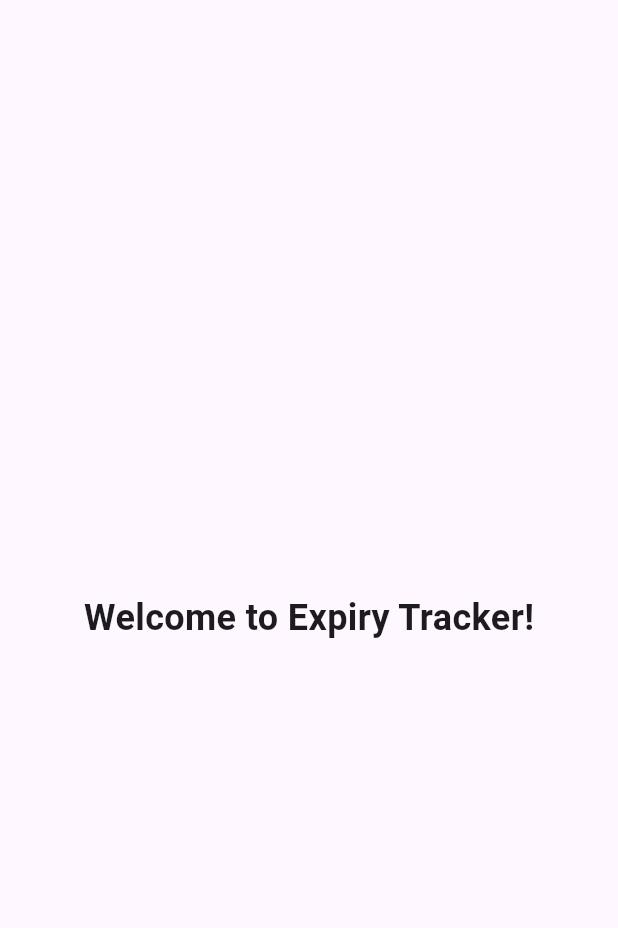
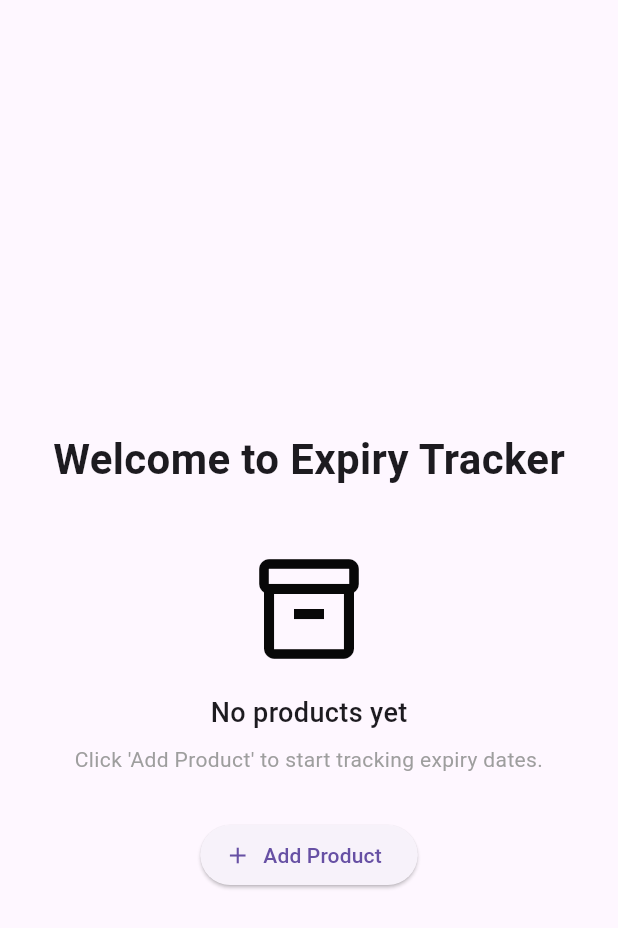
Before and after one commit to kingpiyush3106-dot/CTIPROJECT, a Flutter app: the screen it shows after launch, after a tap on "Log In", on a phone screen of 412 x 824 dp. Shown: the top 928 px of the screen. Run offline on Flutter 3.47's test engine with Material 3 defaults, Android fonts, the phone set to English and light mode, and no system bars; our stand-ins replace image_picker; missing offline and left inert: google_mlkit_text_recognition.

Commit message:
chnages made in add product and ocr

```diff
--- a/lib/main.dart
+++ b/lib/main.dart
@@ -1,5 +1,8 @@
 import 'package:flutter/material.dart';
 import 'screens/splash_screen.dart';
+import 'package:image_picker/image_picker.dart';
+import 'dart:io';
+import 'package:google_mlkit_text_recognition/google_mlkit_text_recognition.dart';
 
 void main() {
   runApp(const MyApp());
--- a/lib/screens/home_screen.dart
+++ b/lib/screens/home_screen.dart
@@ -5,11 +5,48 @@ class HomeScreen extends StatelessWidget {
 
   @override
   Widget build(BuildContext context) {
-    return const Scaffold(
+    return Scaffold(
+      appBar: AppBar(
+        title: const Text(
+          " ",
+          style: TextStyle(fontSize: 30, fontWeight: FontWeight.bold),
+        ),
+        centerTitle: true,
+      ),
       body: Center(
-        child: Text(
-          "Welcome to Expiry Tracker!",
-          style: TextStyle(fontSize: 24, fontWeight: FontWeight.bold),
+        child: Column(
+          mainAxisAlignment: MainAxisAlignment.center,
+          children: [
+            const Text(
+              "Welcome to Expiry Tracker",
+              style: TextStyle(fontSize: 28, fontWeight: FontWeight.bold),
+            ),
+            const SizedBox(height: 40),
+            const Icon(
+              Icons.inventory_2_outlined,
+              size: 80,
+              color: Color.fromARGB(255, 8, 8, 8),
+            ),
+            const SizedBox(height: 16),
+            const Text(
+              "No products yet",
+              style: TextStyle(fontSize: 18, fontWeight: FontWeight.w500),
+            ),
+            const SizedBox(height: 8),
+            const Text(
+              "Click 'Add Product' to start tracking expiry dates.",
+              style: TextStyle(fontSize: 14, color: Colors.grey),
+              textAlign: TextAlign.center,
+            ),
+            const SizedBox(height: 30),
+            ElevatedButton.icon(
+              onPressed: () {
+                // Later: Navigate to Add Product Screen
+              },
+              icon: const Icon(Icons.add),
+              label: const Text("Add Product"),
+            ),
+          ],
         ),
       ),
     );
--- a/lib/screens/login_screen.dart
+++ b/lib/screens/login_screen.dart
@@ -16,8 +16,8 @@ class LoginScreen extends StatelessWidget {
           crossAxisAlignment: CrossAxisAlignment.stretch,
           children: [
             const Text(
-              "Welcome Back",
-              style: TextStyle(fontSize: 26, fontWeight: FontWeight.bold),
+              "Welcome To Expiry Tracker",
+              style: TextStyle(fontSize: 28, fontWeight: FontWeight.bold),
               textAlign: TextAlign.center,
             ),
             const SizedBox(height: 32),
```
Also changed, not shown: lib/screens/add_product_screen.dart (added), lib/screens/ocr_screen.dart (added), 5 other files.
